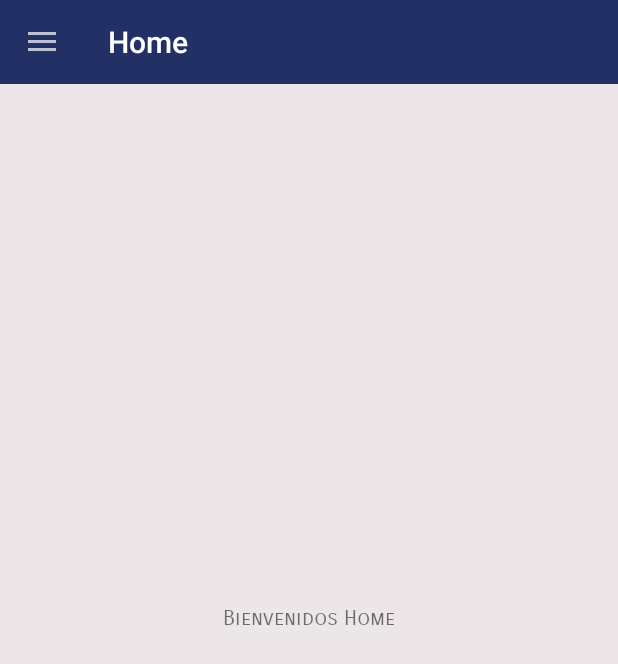
After one commit to FaustoCCR/ruta-del-valle-mobile, an Android app: the MainFragment screen opened directly, with no data from a screen before it, on a phone screen of 412 x 824 dp. The commit adds this screen. Shown: the top 664 px of the screen. Run offline under Robolectric (Android 15) with nearby library versions, the phone set to English and light mode, and no system bars.

Commit message:
Creacion de la Menu de Navegacion

```diff
--- a/app/src/main/AndroidManifest.xml
+++ b/app/src/main/AndroidManifest.xml
@@ -8,7 +8,10 @@
         android:label="@string/app_name"
         android:roundIcon="@mipmap/ic_launcher_round"
         android:supportsRtl="true"
-        android:theme="@style/Theme.Design.NoActionBar">
+        android:theme="@style/Theme.AppCompat.DayNight.NoActionBar">
+        <activity
+            android:name=".NavigationDrawer"
+            android:exported="false" />
         <activity
             android:name=".MainActivity"
             android:exported="true">
--- a/app/src/main/java/com/ruta_del_valle/app_hosteria/MainActivity.java
+++ b/app/src/main/java/com/ruta_del_valle/app_hosteria/MainActivity.java
@@ -2,7 +2,9 @@ package com.ruta_del_valle.app_hosteria;
 
 import androidx.appcompat.app.AppCompatActivity;
 
+import android.content.Intent;
 import android.os.Bundle;
+import android.view.View;
 
 public class MainActivity extends AppCompatActivity {
 
@@ -11,4 +13,9 @@ public class MainActivity extends AppCompatActivity {
         super.onCreate(savedInstanceState);
         setContentView(R.layout.activity_main);
     }
+
+    public void ingresar(View view){
+        Intent intent = new Intent(this,NavigationDrawer.class);
+        startActivity(intent);
+    }
 }
--- /dev/null
+++ b/app/src/main/java/com/ruta_del_valle/app_hosteria/NavigationDrawer.java
@@ -0,0 +1,85 @@
+package com.ruta_del_valle.app_hosteria;
+
+import androidx.annotation.NonNull;
+import androidx.appcompat.app.ActionBarDrawerToggle;
+import androidx.appcompat.app.AppCompatActivity;
+import androidx.appcompat.widget.Toolbar;
+import androidx.core.view.GravityCompat;
+import androidx.drawerlayout.widget.DrawerLayout;
+import androidx.fragment.app.FragmentManager;
+import androidx.fragment.app.FragmentTransaction;
+
+import android.os.Bundle;
+import android.view.Gravity;
+import android.view.MenuItem;
+
+import com.google.android.material.navigation.NavigationView;
+import com.ruta_del_valle.app_hosteria.fragments.MainFragment;
+
+public class NavigationDrawer extends AppCompatActivity implements NavigationView.OnNavigationItemSelectedListener {
+
+    DrawerLayout drawerLayout;
+    ActionBarDrawerToggle actionBarDrawerToggle;
+    Toolbar toolbar;
+    NavigationView navigationView;
+
+    //variables del fragment
+    FragmentManager fragmentManager;
+    FragmentTransaction fragmentTransaction;
+
+    @Override
+    protected void onCreate(Bundle savedInstanceState) {
+        super.onCreate(savedInstanceState);
+        setContentView(R.layout.activity_navigation_drawer);
+
+        toolbar = findViewById(R.id.toolbar);
+        setSupportActionBar(toolbar);
+        drawerLayout = findViewById(R.id.drawer);
+        navigationView = findViewById(R.id.navigationView);
+
+        //evento Onclik en el navigationView
+        navigationView.setNavigationItemSelectedListener(this);
+
+        actionBarDrawerToggle = new ActionBarDrawerToggle(this, drawerLayout, toolbar, (R.string.open), (R.string.close));
+        drawerLayout.addDrawerListener(actionBarDrawerToggle);
+        actionBarDrawerToggle.setDrawerIndicatorEnabled(true);
+        actionBarDrawerToggle.syncState();
+
+        //cargar fragment principal
+        fragmentManager = getSupportFragmentManager();
+        fragmentTransaction = fragmentManager.beginTransaction();
+        fragmentTransaction.add(R.id.container, new MainFragment());
+        fragmentTransaction.commit();
+
+
+        //titulo del toolbar
+        setTitle("Home");
+
+
+
+    }
+
+    @Override
+    public boolean onNavigationItemSelected(@NonNull MenuItem item) {
+
+        /*configuracion para esconder el content del navigation drawer
+        una vez que una de sus opciones sea seleccionada*/
+        drawerLayout.closeDrawer(GravityCompat.START);
+
+        switch (item.getItemId()) {
+
+            case R.id.home:
+                //cargar fragment principal
+                fragmentManager = getSupportFragmentManager();
+                fragmentTransaction = fragmentManager.beginTransaction();
+                fragmentTransaction.replace(R.id.container, new MainFragment());
+                fragmentTransaction.commit();
+                break;
+
+        }
+        /*cambiamos el título de acuerdo  los seleccionado*/
+        toolbar.setTitle(item.getTitle());
+
+        return  false;
+    }
+}
--- /dev/null
+++ b/app/src/main/java/com/ruta_del_valle/app_hosteria/fragments/MainFragment.java
@@ -0,0 +1,23 @@
+package com.ruta_del_valle.app_hosteria.fragments;
+
+
+import android.os.Bundle;
+import android.view.LayoutInflater;
+import android.view.View;
+import android.view.ViewGroup;
+
+import androidx.annotation.NonNull;
+import androidx.annotation.Nullable;
+import androidx.fragment.app.Fragment;
+
+import com.ruta_del_valle.app_hosteria.R;
+
+public class MainFragment extends Fragment {
+
+    @Nullable
+    @Override
+    public View onCreateView(@NonNull LayoutInflater inflater, @Nullable ViewGroup container, @Nullable Bundle savedInstanceState) {
+        View view = inflater.inflate(R.layout.main_fragment,container,false);
+        return view;
+    }
+}
--- /dev/null
+++ b/app/src/main/res/drawable/ic_bell_reception.xml
@@ -0,0 +1,10 @@
+<vector xmlns:android="http://schemas.android.com/apk/res/android"
+    android:width="24dp"
+    android:height="24dp"
+    android:viewportWidth="24"
+    android:viewportHeight="24"
+    android:tint="?attr/colorControlNormal">
+  <path
+      android:fillColor="@android:color/white"
+      android:pathData="M2,17h20v2L2,19zM13.84,7.79c0.1,-0.24 0.16,-0.51 0.16,-0.79 0,-1.1 -0.9,-2 -2,-2s-2,0.9 -2,2c0,0.28 0.06,0.55 0.16,0.79C6.25,8.6 3.27,11.93 3,16h18c-0.27,-4.07 -3.25,-7.4 -7.16,-8.21z"/>
+</vector>
--- /dev/null
+++ b/app/src/main/res/drawable/ic_home.xml
@@ -0,0 +1,10 @@
+<vector xmlns:android="http://schemas.android.com/apk/res/android"
+    android:width="24dp"
+    android:height="24dp"
+    android:viewportWidth="24"
+    android:viewportHeight="24"
+    android:tint="?attr/colorControlNormal">
+  <path
+      android:fillColor="@android:color/white"
+      android:pathData="M10,20v-6h4v6h5v-8h3L12,3 2,12h3v8z"/>
+</vector>
--- /dev/null
+++ b/app/src/main/res/drawable/ic_info.xml
@@ -0,0 +1,10 @@
+<vector xmlns:android="http://schemas.android.com/apk/res/android"
+    android:width="24dp"
+    android:height="24dp"
+    android:viewportWidth="24"
+    android:viewportHeight="24"
+    android:tint="?attr/colorControlNormal">
+  <path
+      android:fillColor="@android:color/white"
+      android:pathData="M12,2C6.48,2 2,6.48 2,12s4.48,10 10,10 10,-4.48 10,-10S17.52,2 12,2zM13,17h-2v-6h2v6zM13,9h-2L11,7h2v2z"/>
+</vector>
--- /dev/null
+++ b/app/src/main/res/drawable/ic_settings.xml
@@ -0,0 +1,10 @@
+<vector xmlns:android="http://schemas.android.com/apk/res/android"
+    android:width="24dp"
+    android:height="24dp"
+    android:viewportWidth="24"
+    android:viewportHeight="24"
+    android:tint="?attr/colorControlNormal">
+  <path
+      android:fillColor="@android:color/white"
+      android:pathData="M19.14,12.94c0.04,-0.3 0.06,-0.61 0.06,-0.94c0,-0.32 -0.02,-0.64 -0.07,-0.94l2.03,-1.58c0.18,-0.14 0.23,-0.41 0.12,-0.61l-1.92,-3.32c-0.12,-0.22 -0.37,-0.29 -0.59,-0.22l-2.39,0.96c-0.5,-0.38 -1.03,-0.7 -1.62,-0.94L14.4,2.81c-0.04,-0.24 -0.24,-0.41 -0.48,-0.41h-3.84c-0.24,0 -0.43,0.17 -0.47,0.41L9.25,5.35C8.66,5.59 8.12,5.92 7.63,6.29L5.24,5.33c-0.22,-0.08 -0.47,0 -0.59,0.22L2.74,8.87C2.62,9.08 2.66,9.34 2.86,9.48l2.03,1.58C4.84,11.36 4.8,11.69 4.8,12s0.02,0.64 0.07,0.94l-2.03,1.58c-0.18,0.14 -0.23,0.41 -0.12,0.61l1.92,3.32c0.12,0.22 0.37,0.29 0.59,0.22l2.39,-0.96c0.5,0.38 1.03,0.7 1.62,0.94l0.36,2.54c0.05,0.24 0.24,0.41 0.48,0.41h3.84c0.24,0 0.44,-0.17 0.47,-0.41l0.36,-2.54c0.59,-0.24 1.13,-0.56 1.62,-0.94l2.39,0.96c0.22,0.08 0.47,0 0.59,-0.22l1.92,-3.32c0.12,-0.22 0.07,-0.47 -0.12,-0.61L19.14,12.94zM12,15.6c-1.98,0 -3.6,-1.62 -3.6,-3.6s1.62,-3.6 3.6,-3.6s3.6,1.62 3.6,3.6S13.98,15.6 12,15.6z"/>
+</vector>
--- /dev/null
+++ b/app/src/main/res/drawable/ic_user.xml
@@ -0,0 +1,10 @@
+<vector xmlns:android="http://schemas.android.com/apk/res/android"
+    android:width="24dp"
+    android:height="24dp"
+    android:viewportWidth="24"
+    android:viewportHeight="24"
+    android:tint="?attr/colorControlNormal">
+  <path
+      android:fillColor="@android:color/white"
+      android:pathData="M12,12c2.21,0 4,-1.79 4,-4s-1.79,-4 -4,-4 -4,1.79 -4,4 1.79,4 4,4zM12,14c-2.67,0 -8,1.34 -8,4v2h16v-2c0,-2.66 -5.33,-4 -8,-4z"/>
+</vector>
--- a/app/src/main/res/layout/activity_main.xml
+++ b/app/src/main/res/layout/activity_main.xml
@@ -97,7 +97,9 @@
                 android:fontFamily="sans-serif-smallcaps"
                 android:text="@string/login"
                 android:textSize="12dp"
-                android:textStyle="bold" />
+                android:textStyle="bold"
+                android:onClick="ingresar"
+                android:textColor="@color/white"/>
         </LinearLayout>
 
         <LinearLayout
@@ -134,7 +136,8 @@
                         android:background="#223065"
                         android:gravity="center"
                         android:padding="5dp"
-                        android:text="o" />
+                        android:text="o"
+                        android:textColor="@color/white"/>
 
                 </FrameLayout>
 
@@ -149,7 +152,8 @@
                 android:fontFamily="sans-serif-smallcaps"
                 android:text="@string/register"
                 android:textSize="12dp"
-                android:textStyle="bold" />
+                android:textStyle="bold"
+                android:textColor="@color/white"/>
 
         </LinearLayout>
 
--- /dev/null
+++ b/app/src/main/res/layout/activity_navigation_drawer.xml
@@ -0,0 +1,35 @@
+<?xml version="1.0" encoding="utf-8"?>
+<androidx.drawerlayout.widget.DrawerLayout xmlns:android="http://schemas.android.com/apk/res/android"
+    xmlns:app="http://schemas.android.com/apk/res-auto"
+    xmlns:tools="http://schemas.android.com/tools"
+    android:layout_width="match_parent"
+    android:layout_height="match_parent"
+    tools:context=".NavigationDrawer"
+    android:id="@+id/drawer"
+    android:background="#ede6e8">
+
+    <include
+        android:layout_width="match_parent"
+        android:layout_height="wrap_content"
+        layout="@layout/drawer_toolbar">
+    </include>
+    <include
+        android:layout_width="match_parent"
+        android:layout_height="wrap_content"
+        layout="@layout/content_main"
+        >
+    </include>
+
+    <com.google.android.material.navigation.NavigationView
+        android:id="@+id/navigationView"
+        android:layout_width="match_parent"
+        android:layout_height="match_parent"
+        app:menu="@menu/drawer_menu"
+        app:headerLayout="@layout/drawer_header"
+        android:layout_gravity="start"
+        android:fitsSystemWindows="true"
+        android:background="#ede6e8"
+        />
+
+
+</androidx.drawerlayout.widget.DrawerLayout>
--- /dev/null
+++ b/app/src/main/res/layout/content_main.xml
@@ -0,0 +1,15 @@
+<?xml version="1.0" encoding="utf-8"?>
+<androidx.constraintlayout.widget.ConstraintLayout xmlns:android="http://schemas.android.com/apk/res/android"
+    android:layout_width="match_parent"
+    android:layout_height="match_parent"
+    >
+
+    <FrameLayout
+        android:id="@+id/container"
+        android:layout_width="match_parent"
+        android:layout_height="match_parent"
+        >
+    </FrameLayout>
+
+
+</androidx.constraintlayout.widget.ConstraintLayout>
--- /dev/null
+++ b/app/src/main/res/layout/drawer_header.xml
@@ -0,0 +1,39 @@
+<?xml version="1.0" encoding="utf-8"?>
+<androidx.constraintlayout.widget.ConstraintLayout xmlns:android="http://schemas.android.com/apk/res/android"
+    xmlns:app="http://schemas.android.com/apk/res-auto"
+    android:layout_width="match_parent"
+    android:layout_height="match_parent">
+
+
+    <LinearLayout
+        android:layout_width="match_parent"
+        android:layout_height="130dp"
+        android:background="#223065"
+        android:orientation="horizontal"
+        app:layout_constraintStart_toStartOf="parent"
+        app:layout_constraintTop_toTopOf="parent"
+        android:gravity="center_vertical">
+
+        <ImageView
+            android:id="@+id/imageView2"
+            android:layout_width="0dp"
+            android:layout_height="wrap_content"
+            android:layout_weight="40"
+            app:srcCompat="@drawable/ic_hotel_logo"
+            android:padding="10dp"/>
+
+        <TextView
+            android:id="@+id/textView4"
+            android:layout_width="wrap_content"
+            android:layout_height="wrap_content"
+            android:textSize="20sp"
+            android:textStyle="bold"
+            android:layout_weight="60"
+            android:text="@string/header"
+            android:textColor="@color/white"
+            android:fontFamily="sans-serif-smallcaps"/>
+
+    </LinearLayout>
+
+
+</androidx.constraintlayout.widget.ConstraintLayout>
--- /dev/null
+++ b/app/src/main/res/layout/drawer_toolbar.xml
@@ -0,0 +1,15 @@
+<?xml version="1.0" encoding="utf-8"?>
+<LinearLayout xmlns:android="http://schemas.android.com/apk/res/android"
+    android:layout_width="match_parent"
+    android:layout_height="match_parent"
+    android:orientation="vertical">
+
+    <androidx.appcompat.widget.Toolbar
+        android:id="@+id/toolbar"
+        android:layout_width="match_parent"
+        android:layout_height="?attr/actionBarSize"
+        android:background="#223065"
+        android:theme="@style/ThemeOverlay.AppCompat.Dark">
+    </androidx.appcompat.widget.Toolbar>
+
+</LinearLayout>
--- /dev/null
+++ b/app/src/main/res/layout/main_fragment.xml
@@ -0,0 +1,18 @@
+<?xml version="1.0" encoding="utf-8"?>
+<androidx.constraintlayout.widget.ConstraintLayout xmlns:android="http://schemas.android.com/apk/res/android"
+    xmlns:app="http://schemas.android.com/apk/res-auto"
+    android:layout_width="match_parent"
+    android:layout_height="match_parent">
+
+    <TextView
+        android:id="@+id/textView5"
+        android:layout_width="wrap_content"
+        android:layout_height="wrap_content"
+        android:text="@string/saludo"
+        android:fontFamily="sans-serif-smallcaps"
+        app:layout_constraintBottom_toBottomOf="parent"
+        app:layout_constraintEnd_toEndOf="parent"
+        app:layout_constraintStart_toStartOf="parent"
+        app:layout_constraintTop_toTopOf="parent"
+        />
+</androidx.constraintlayout.widget.ConstraintLayout>
--- /dev/null
+++ b/app/src/main/res/menu/drawer_menu.xml
@@ -0,0 +1,36 @@
+<?xml version="1.0" encoding="utf-8"?>
+<menu xmlns:android="http://schemas.android.com/apk/res/android">
+    <item android:title="Principal">
+        <menu>
+            <item
+               android:id="@+id/home"
+                android:icon="@drawable/ic_home"
+                android:title="Home"
+                android:iconTint="@color/white"
+                >
+            </item>
+            <item
+                android:id="@+id/bell"
+                android:icon="@drawable/ic_info"
+                android:title="Servicios">
+            </item>
+
+        </menu>
+    </item>
+    <item android:title="Secundario">
+        <menu>
+            <item
+                android:id="@+id/home2"
+                android:icon="@drawable/ic_user"
+                android:title="Perfil">
+            </item>
+            <item
+                android:id="@+id/bell2"
+                android:icon="@drawable/ic_settings"
+                android:title="Ajustes">
+            </item>
+
+        </menu>
+    </item>
+
+</menu>
--- a/app/src/main/res/values/strings.xml
+++ b/app/src/main/res/values/strings.xml
@@ -8,4 +8,12 @@
     <string name="placeholder_pass">Contraseña</string>
     <string name="login">Iniciar Sesión</string>
     <string name="register">Crear Cuenta</string>
+
+    <!-- NavigationDrawer -->
+    <string name="header">Ruta Del Valle</string>
+    <string name="close">close</string>
+    <string name="open">open</string>
+
+    <!-- Main Fragment -->
+    <string name="saludo">Bienvenidos Home</string>
 </resources>
```
